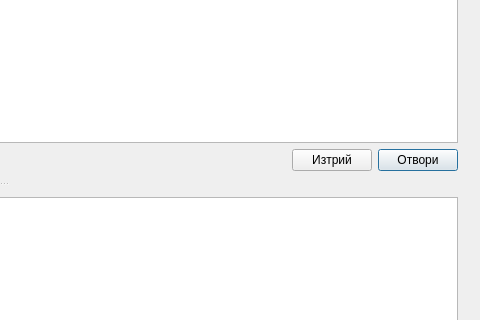
Qt form src/View/Widgets/BrowserDialog.ui (thefinalcutbg/DinoDent) before a commit; both pictures show x 482 to 962 and y 170 to 490 of the 962 by 641 pixel window.
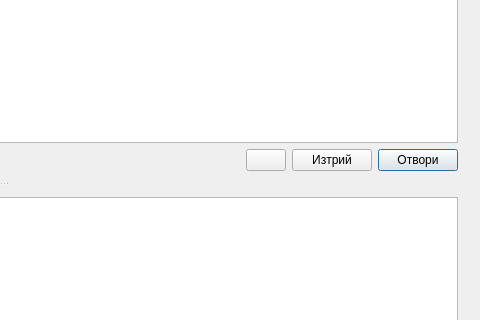
The same form after that commit. Custom widgets are drawn as their Qt base class.

Commit message: check pepsi in browser dialog

What changed in the file:
```diff
--- a/src/View/Widgets/BrowserDialog.ui
+++ b/src/View/Widgets/BrowserDialog.ui
@@ -259,6 +259,19 @@
               </property>
              </spacer>
             </item>
+            <item>
+             <widget class="QPushButton" name="pepsiButton">
+              <property name="toolTip">
+               <string>Проверка за починали пациенти</string>
+              </property>
+              <property name="text">
+               <string/>
+              </property>
+              <property name="autoDefault">
+               <bool>false</bool>
+              </property>
+             </widget>
+            </item>
             <item>
              <widget class="QPushButton" name="deleteButton">
               <property name="text">
```
Left out of the diff: 3 changed lines with no effect on the pictures. The commit also changes 10 other files.
